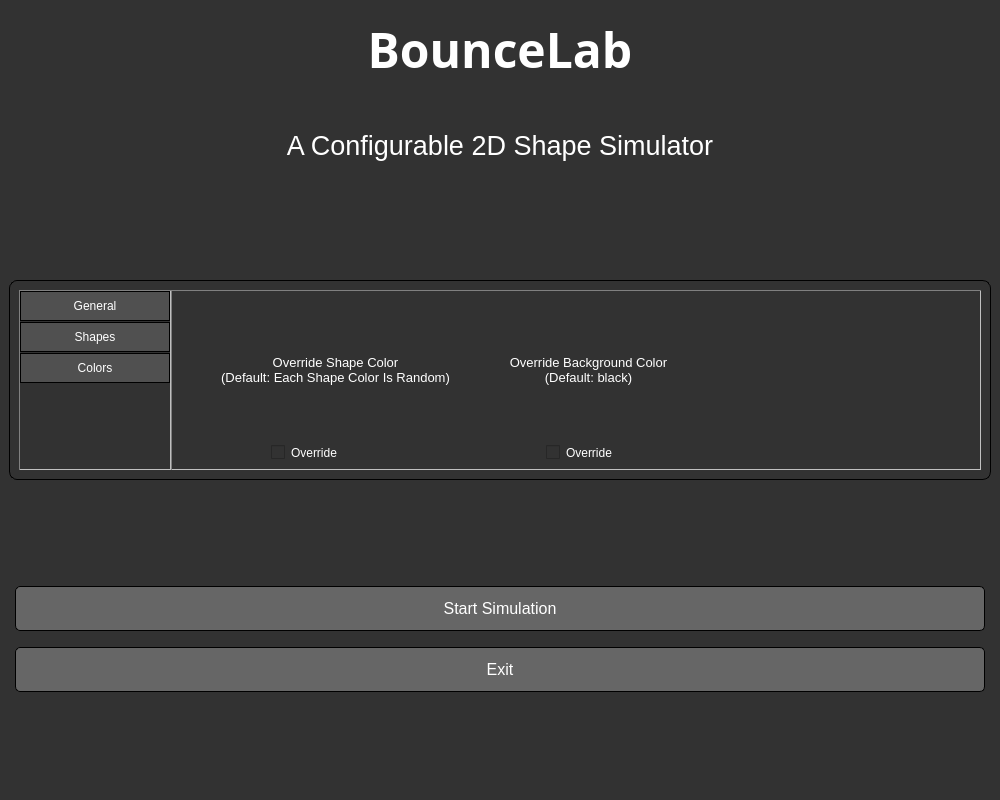
The window that mainwindow.ui (mwdle/BounceLab) describes before a commit, drawn with Qt 5.
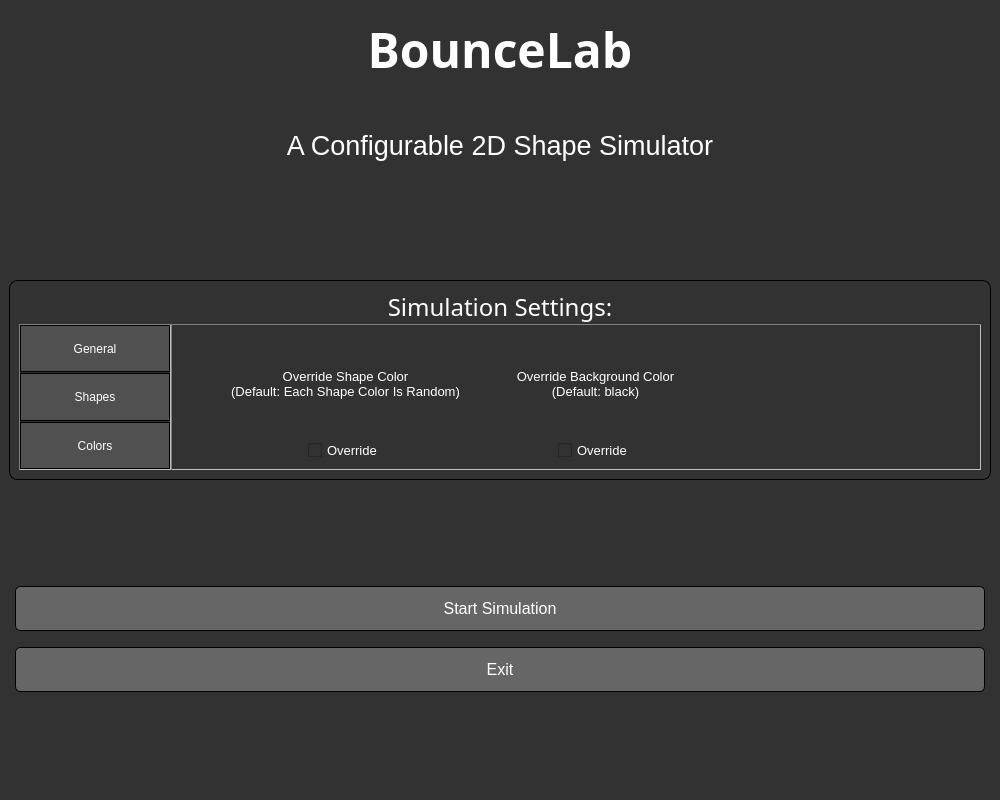
The same window after the commit. The open tabs and pages were chosen to show the change. Icons and pictures are not drawn. Custom widgets are drawn as their Qt base class.

Patch:
```diff
--- a/mainwindow.ui
+++ b/mainwindow.ui
@@ -333,10 +333,7 @@
 color: white;
 }</string>
           </property>
-          <layout class="QHBoxLayout" name="horizontalLayout_2">
-           <property name="spacing">
-            <number>0</number>
-           </property>
+          <layout class="QGridLayout" name="gridLayout_8">
            <property name="leftMargin">
             <number>10</number>
            </property>
@@ -349,126 +346,10 @@
            <property name="bottomMargin">
             <number>10</number>
            </property>
-           <item>
-            <widget class="QWidget" name="settingsOptions" native="true">
-             <property name="styleSheet">
-              <string notr="true">QWidget#settingsOptions {
-border: inset;
-border-width: 1px;
-border-color: gray;
-}</string>
-             </property>
-             <layout class="QVBoxLayout" name="verticalLayout_2">
-              <property name="spacing">
-               <number>1</number>
-              </property>
-              <property name="leftMargin">
-               <number>1</number>
-              </property>
-              <property name="topMargin">
-               <number>1</number>
-              </property>
-              <property name="rightMargin">
-               <number>1</number>
-              </property>
-              <property name="bottomMargin">
-               <number>1</number>
-              </property>
-              <item>
-               <widget class="QPushButton" name="generalSettingsButton">
-                <property name="sizePolicy">
-                 <sizepolicy hsizetype="Preferred" vsizetype="Preferred">
-                  <horstretch>0</horstretch>
-                  <verstretch>0</verstretch>
-                 </sizepolicy>
-                </property>
-                <property name="minimumSize">
-                 <size>
-                  <width>150</width>
-                  <height>30</height>
-                 </size>
-                </property>
-                <property name="styleSheet">
-                 <string notr="true">	background-color:rgb(80,80,80);
-	border-style: solid;
-	border-color: black;
-	border-width: 1px;
-	border-radius:0px;</string>
-                </property>
-                <property name="text">
-                 <string>General</string>
-                </property>
-               </widget>
-              </item>
-              <item>
-               <widget class="QPushButton" name="shapeSettingsButton">
-                <property name="sizePolicy">
-                 <sizepolicy hsizetype="Preferred" vsizetype="Preferred">
-                  <horstretch>0</horstretch>
-                  <verstretch>0</verstretch>
-                 </sizepolicy>
-                </property>
-                <property name="minimumSize">
-                 <size>
-                  <width>150</width>
-                  <height>30</height>
-                 </size>
-                </property>
-                <property name="styleSheet">
-                 <string notr="true">	background-color:rgb(80,80,80);
-	border-style: solid;
-	border-color: black;
-	border-width: 1px;
-	border-radius:0px;</string>
-                </property>
-                <property name="text">
-                 <string>Shapes</string>
-                </property>
-               </widget>
-              </item>
-              <item>
-               <widget class="QPushButton" name="colorSettingsButton">
-                <property name="sizePolicy">
-                 <sizepolicy hsizetype="Preferred" vsizetype="Preferred">
-                  <horstretch>0</horstretch>
-                  <verstretch>0</verstretch>
-                 </sizepolicy>
-                </property>
-                <property name="minimumSize">
-                 <size>
-                  <width>150</width>
-                  <height>30</height>
-                 </size>
-                </property>
-                <property name="styleSheet">
-                 <string notr="true">	background-color:rgb(80,80,80);
-	border-style: solid;
-	border-color: black;
-	border-width: 1px;
-	border-radius:0px;</string>
-                </property>
-                <property name="text">
-                 <string>Colors</string>
-                </property>
-               </widget>
-              </item>
-              <item>
-               <spacer name="spacer20">
-                <property name="orientation">
-                 <enum>Qt::Vertical</enum>
-                </property>
-                <property name="sizeHint" stdset="0">
-                 <size>
-                  <width>20</width>
-                  <height>40</height>
-                 </size>
-                </property>
-               </spacer>
-              </item>
-             </layout>
-            </widget>
-           </item>
-           <item>
+           <property name="spacing">
+            <number>0</number>
+           </property>
+           <item row="1" column="1">
             <widget class="QStackedWidget" name="settings">
              <property name="styleSheet">
               <string notr="true">QStackedWidget {
@@ -1193,6 +1074,46 @@
              </widget>
              <widget class="QWidget" name="colorsSettings">
               <layout class="QGridLayout" name="gridLayout_7">
+               <property name="bottomMargin">
+                <number>9</number>
+               </property>
+               <item row="1" column="1">
+                <layout class="QHBoxLayout" name="layout3">
+                 <property name="spacing">
+                  <number>0</number>
+                 </property>
+                 <property name="sizeConstraint">
+                  <enum>QLayout::SetMinimumSize</enum>
+                 </property>
+                 <item>
+                  <widget class="QCheckBox" name="shapeColor">
+                   <property name="sizePolicy">
+                    <sizepolicy hsizetype="Preferred" vsizetype="Preferred">
+                     <horstretch>0</horstretch>
+                     <verstretch>0</verstretch>
+                    </sizepolicy>
+                   </property>
+                   <property name="maximumSize">
+                    <size>
+                     <width>75</width>
+                     <height>20</height>
+                    </size>
+                   </property>
+                   <property name="font">
+                    <font>
+                     <pointsize>10</pointsize>
+                    </font>
+                   </property>
+                   <property name="styleSheet">
+                    <string notr="true"/>
+                   </property>
+                   <property name="text">
+                    <string>Override</string>
+                   </property>
+                  </widget>
+                 </item>
+                </layout>
+               </item>
                <item row="0" column="4">
                 <spacer name="spacer14">
                  <property name="orientation">
@@ -1211,6 +1132,12 @@
                </item>
                <item row="0" column="3">
                 <widget class="QLabel" name="backgroundColorLabel">
+                 <property name="minimumSize">
+                  <size>
+                   <width>157</width>
+                   <height>0</height>
+                  </size>
+                 </property>
                  <property name="font">
                   <font>
                    <pointsize>10</pointsize>
@@ -1235,7 +1162,7 @@
                  </property>
                  <property name="sizeHint" stdset="0">
                   <size>
-                   <width>40</width>
+                   <width>45</width>
                    <height>20</height>
                   </size>
                  </property>
@@ -1243,6 +1170,12 @@
                </item>
                <item row="0" column="1">
                 <widget class="QLabel" name="shapeColorLabel">
+                 <property name="minimumSize">
+                  <size>
+                   <width>220</width>
+                   <height>0</height>
+                  </size>
+                 </property>
                  <property name="font">
                   <font>
                    <pointsize>10</pointsize>
@@ -1257,6 +1190,43 @@
                  </property>
                 </widget>
                </item>
+               <item row="1" column="3">
+                <layout class="QHBoxLayout" name="layout2">
+                 <property name="spacing">
+                  <number>0</number>
+                 </property>
+                 <property name="sizeConstraint">
+                  <enum>QLayout::SetMinimumSize</enum>
+                 </property>
+                 <item>
+                  <widget class="QCheckBox" name="backgroundColor">
+                   <property name="sizePolicy">
+                    <sizepolicy hsizetype="Preferred" vsizetype="Preferred">
+                     <horstretch>0</horstretch>
+                     <verstretch>0</verstretch>
+                    </sizepolicy>
+                   </property>
+                   <property name="maximumSize">
+                    <size>
+                     <width>75</width>
+                     <height>20</height>
+                    </size>
+                   </property>
+                   <property name="font">
+                    <font>
+                     <pointsize>10</pointsize>
+                    </font>
+                   </property>
+                   <property name="styleSheet">
+                    <string notr="true"/>
+                   </property>
+                   <property name="text">
+                    <string>Override</string>
+                   </property>
+                  </widget>
+                 </item>
+                </layout>
+               </item>
                <item row="0" column="2">
                 <spacer name="spacer13">
                  <property name="orientation">
@@ -1267,36 +1237,160 @@
                  </property>
                  <property name="sizeHint" stdset="0">
                   <size>
-                   <width>40</width>
+                   <width>45</width>
                    <height>20</height>
                   </size>
                  </property>
                 </spacer>
                </item>
-               <item row="1" column="3">
-                <widget class="QCheckBox" name="backgroundColor">
-                 <property name="styleSheet">
-                  <string notr="true">margin-left:50%; margin-right:50%;</string>
-                 </property>
-                 <property name="text">
-                  <string>Override</string>
-                 </property>
-                </widget>
-               </item>
-               <item row="1" column="1">
-                <widget class="QCheckBox" name="shapeColor">
-                 <property name="styleSheet">
-                  <string notr="true">margin-left:50%; margin-right:50%;</string>
-                 </property>
-                 <property name="text">
-                  <string>Override</string>
-                 </property>
-                </widget>
-               </item>
               </layout>
              </widget>
             </widget>
            </item>
+           <item row="1" column="0">
+            <widget class="QWidget" name="settingsOptions" native="true">
+             <property name="styleSheet">
+              <string notr="true">QWidget#settingsOptions {
+border: inset;
+border-width: 1px;
+border-color: gray;
+}</string>
+             </property>
+             <layout class="QVBoxLayout" name="verticalLayout_2">
+              <property name="spacing">
+               <number>1</number>
+              </property>
+              <property name="leftMargin">
+               <number>1</number>
+              </property>
+              <property name="topMargin">
+               <number>1</number>
+              </property>
+              <property name="rightMargin">
+               <number>1</number>
+              </property>
+              <property name="bottomMargin">
+               <number>1</number>
+              </property>
+              <item>
+               <widget class="QPushButton" name="generalSettingsButton">
+                <property name="sizePolicy">
+                 <sizepolicy hsizetype="Preferred" vsizetype="Preferred">
+                  <horstretch>0</horstretch>
+                  <verstretch>0</verstretch>
+                 </sizepolicy>
+                </property>
+                <property name="minimumSize">
+                 <size>
+                  <width>150</width>
+                  <height>30</height>
+                 </size>
+                </property>
+                <property name="maximumSize">
+                 <size>
+                  <width>16777215</width>
+                  <height>16777215</height>
+                 </size>
+                </property>
+                <property name="styleSheet">
+                 <string notr="true">	background-color:rgb(80,80,80);
+	border-style: solid;
+	border-color: black;
+	border-width: 1px;
+	border-radius:0px;</string>
+                </property>
+                <property name="text">
+                 <string>General</string>
+                </property>
+               </widget>
+              </item>
+              <item>
+               <widget class="QPushButton" name="shapeSettingsButton">
+                <property name="sizePolicy">
+                 <sizepolicy hsizetype="Preferred" vsizetype="Preferred">
+                  <horstretch>0</horstretch>
+                  <verstretch>0</verstretch>
+                 </sizepolicy>
+                </property>
+                <property name="minimumSize">
+                 <size>
+                  <width>150</width>
+                  <height>30</height>
+                 </size>
+                </property>
+                <property name="maximumSize">
+                 <size>
+                  <width>16777215</width>
+                  <height>16777215</height>
+                 </size>
+                </property>
+                <property name="styleSheet">
+                 <string notr="true">	background-color:rgb(80,80,80);
+	border-style: solid;
+	border-color: black;
+	border-width: 1px;
+	border-radius:0px;</string>
+                </property>
+                <property name="text">
+                 <string>Shapes</string>
+                </property>
+               </widget>
+              </item>
+              <item>
+               <widget class="QPushButton" name="colorSettingsButton">
+                <property name="sizePolicy">
+                 <sizepolicy hsizetype="Preferred" vsizetype="Preferred">
+                  <horstretch>0</horstretch>
+                  <verstretch>0</verstretch>
+                 </sizepolicy>
+                </property>
+                <property name="minimumSize">
+                 <size>
+                  <width>150</width>
+                  <height>30</height>
+                 </size>
+                </property>
+                <property name="maximumSize">
+                 <size>
+                  <width>16777215</width>
+                  <height>16777215</height>
+                 </size>
+                </property>
+                <property name="styleSheet">
+                 <string notr="true">	background-color:rgb(80,80,80);
+	border-style: solid;
+	border-color: black;
+	border-width: 1px;
+	border-radius:0px;</string>
+                </property>
+                <property name="text">
+                 <string>Colors</string>
+                </property>
+               </widget>
+              </item>
+             </layout>
+            </widget>
+           </item>
+           <item row="0" column="0" colspan="2">
+            <widget class="QLabel" name="label">
+             <property name="font">
+              <font>
+               <family>Segoe UI Light</family>
+               <pointsize>18</pointsize>
+               <underline>false</underline>
+              </font>
+             </property>
+             <property name="text">
+              <string>Simulation Settings:</string>
+             </property>
+             <property name="alignment">
+              <set>Qt::AlignCenter</set>
+             </property>
+             <property name="margin">
+              <number>10</number>
+             </property>
+            </widget>
+           </item>
           </layout>
          </widget>
         </item>
```
Left out of the diff: 88 changed lines with no effect on the pictures.
